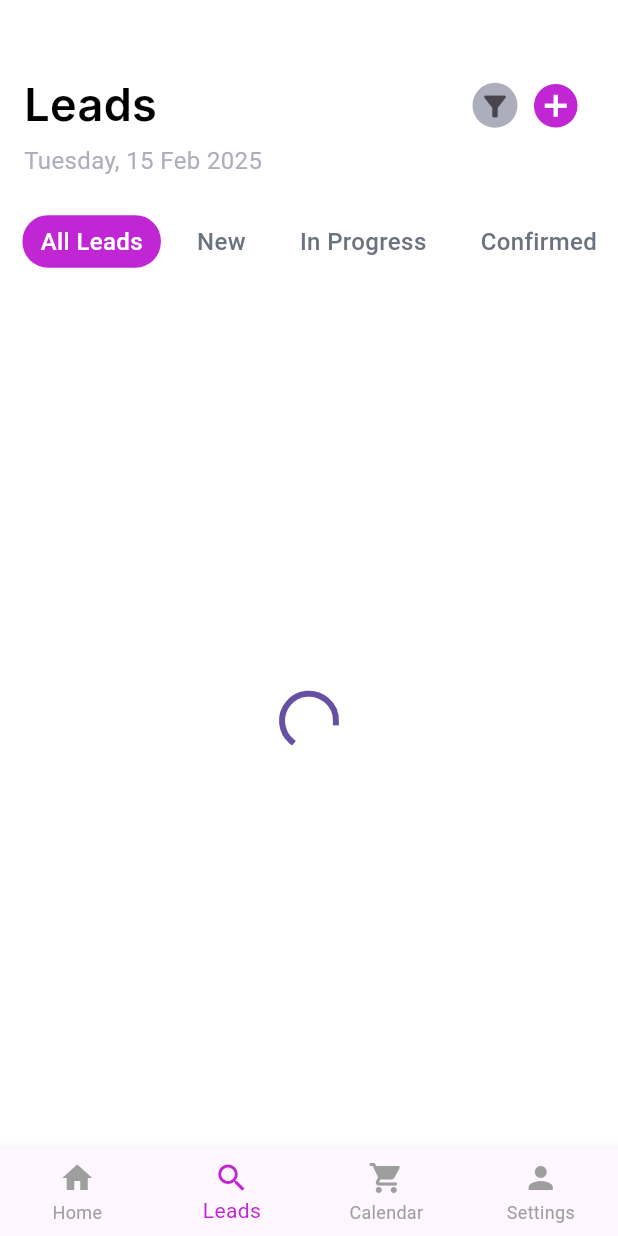
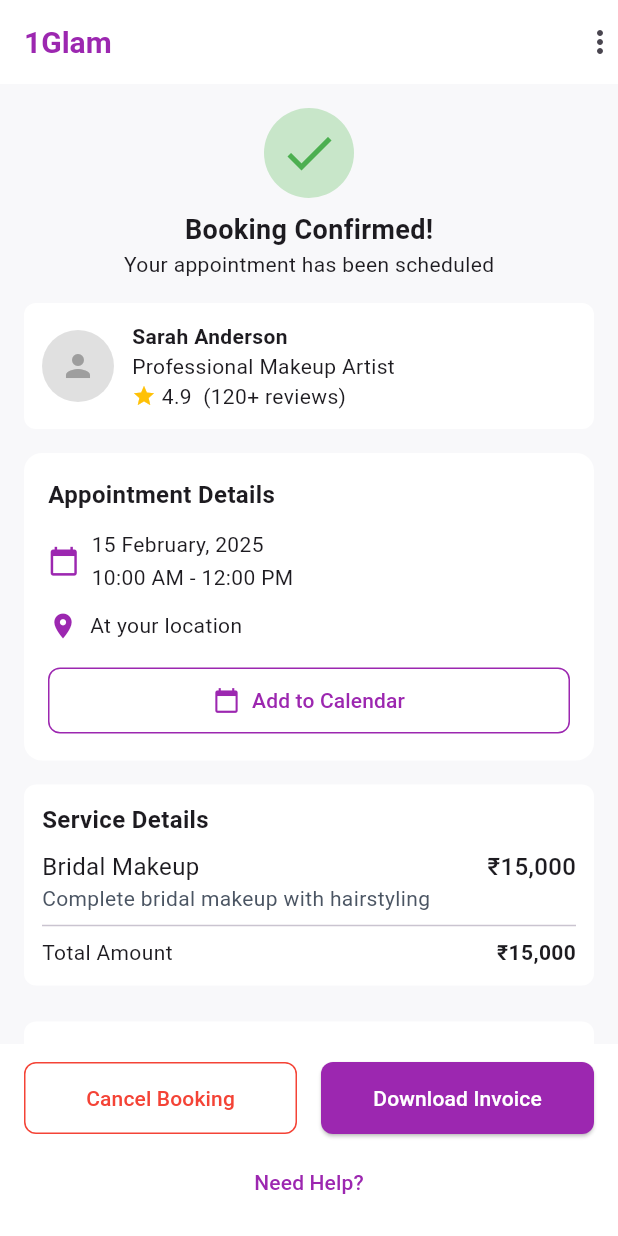
Before and after one commit to Chinmayverma1602/1glam, a Flutter app: the first screen one second after launch, on a phone screen of 412 x 824 dp. Run offline on Flutter 3.47's test engine with Material 3 defaults, Android fonts, the light colour scheme and no system bars; our stand-ins replace cloud_firestore, dropdown_textfield, firebase_auth, firebase_core, flutter_svg, font_awesome_flutter and 11 more; missing offline and left inert: flutter_facebook_auth, switcher_button; accounts and stored records are empty; project files that could hold a hidden picture were left out.

Commit message:
made the confirm booking screen"

```diff
--- a/lib/main.dart
+++ b/lib/main.dart
@@ -2,6 +2,7 @@ import 'package:firebase_core/firebase_core.dart';
 import 'package:flutter/material.dart';
 import 'package:get/get.dart';
 import 'package:glam1/firebase_options.dart';
+import 'package:glam1/screens/ConfirmBooking.dart';
 import 'package:glam1/screens/EditBookingScreen.dart';
 import 'package:glam1/screens/LoginScreen.dart';
 import 'package:glam1/screens/NewEstimatePage.dart';
@@ -32,7 +33,7 @@ void main() async {
 
 Future<String> getInitialRoute() async {
   SharedPreferences prefs = await SharedPreferences.getInstance();
-  return prefs.getString('user_email') != null ? '/home' : '/leads';
+  return prefs.getString('user_email') != null ? '/home' : '/newPage';
 }
 
 class MyApp extends StatelessWidget {
@@ -65,6 +66,7 @@ class MyApp extends StatelessWidget {
         GetPage(name: '/EstimatePage', page: () => const EstimateScreen()),
         GetPage(name: '/newInvoicePgae', page: () => const NewInvoicePage()),
         GetPage(name: '/ShowInvoice', page: () => const InvoiceScreen()),
+        GetPage(name: '/newPage', page: () =>  BookingConfirmationScreen()),
       ],
     );
   }
--- /dev/null
+++ b/lib/screens/ConfirmBooking.dart
@@ -0,0 +1,369 @@
+import 'package:flutter/material.dart';
+
+class BookingConfirmationScreen extends StatelessWidget {
+  @override
+  Widget build(BuildContext context) {
+    return Scaffold(
+      backgroundColor: Color.fromARGB(255, 248, 248, 250),
+      appBar: AppBar(
+        title: Text(
+          "1Glam",
+          style: TextStyle(
+            fontSize: 20,
+            fontWeight: FontWeight.bold,
+            color: Colors.purple,
+          ),
+        ),
+        actions: [Icon(Icons.more_vert)],
+        backgroundColor: Colors.white,
+      ),
+      body: Column(
+        children: [
+          Expanded(
+            child: SingleChildScrollView(
+              child: Padding(
+                padding: const EdgeInsets.all(16.0),
+                child: Column(
+                  crossAxisAlignment: CrossAxisAlignment.start,
+                  children: [
+                    Center(
+                      child: Column(
+                        children: [
+                          Container(
+                            decoration: BoxDecoration(
+                              shape: BoxShape.circle,
+                              color: Colors.green[100],
+                            ),
+                            padding: EdgeInsets.all(10),
+                            child: Icon(
+                              Icons.check,
+                              color: Colors.green,
+                              size: 40,
+                            ),
+                          ),
+                          SizedBox(height: 8),
+                          Text(
+                            "Booking Confirmed!",
+                            style: TextStyle(
+                              fontSize: 18,
+                              fontWeight: FontWeight.bold,
+                            ),
+                          ),
+                          Text("Your appointment has been scheduled"),
+                        ],
+                      ),
+                    ),
+                    SizedBox(height: 16),
+
+                    // Artist Details
+                    Container(
+                      padding: EdgeInsets.all(12),
+                      decoration: BoxDecoration(
+                        color: Colors.white,
+                        borderRadius: BorderRadius.circular(8),
+                      ),
+                      child: Row(
+                        children: [
+                          CircleAvatar(
+                            backgroundColor: Colors.grey[300],
+                            radius: 24,
+                            child: Icon(Icons.person, color: Colors.grey),
+                          ),
+                          SizedBox(width: 12),
+                          Column(
+                            crossAxisAlignment: CrossAxisAlignment.start,
+                            children: [
+                              Text(
+                                "Sarah Anderson",
+                                style: TextStyle(fontWeight: FontWeight.bold),
+                              ),
+                              Text("Professional Makeup Artist"),
+                              Row(
+                                children: [
+                                  Icon(Icons.star,
+                                      color: Colors.amber, size: 16),
+                                  Text(" 4.9  (120+ reviews)"),
+                                ],
+                              ),
+                            ],
+                          ),
+                        ],
+                      ),
+                    ),
+                    SizedBox(height: 16),
+
+                    // Appointment Details
+                    Container(
+                      padding: EdgeInsets.all(16),
+                      decoration: BoxDecoration(
+                        color: Colors.white,
+                        borderRadius: BorderRadius.circular(12),
+                      ),
+                      child: Column(
+                        crossAxisAlignment: CrossAxisAlignment.start,
+                        children: [
+                          Text(
+                            "Appointment Details",
+                            style: TextStyle(
+                                fontSize: 16, fontWeight: FontWeight.bold),
+                          ),
+                          SizedBox(height: 12),
+                          Row(
+                            crossAxisAlignment: CrossAxisAlignment.center,
+                            children: [
+                              Icon(Icons.calendar_today,
+                                  size: 21, color: Colors.purple),
+                              SizedBox(width: 8),
+                              Column(
+                                crossAxisAlignment: CrossAxisAlignment.start,
+                                children: [
+                                  Text(
+                                    "15 February, 2025",
+                                    style: TextStyle(fontSize: 14),
+                                  ),
+                                  SizedBox(height: 2),
+                                  Text(
+                                    "10:00 AM - 12:00 PM",
+                                    style: TextStyle(fontSize: 14),
+                                  ),
+                                ],
+                              ),
+                            ],
+                          ),
+                          SizedBox(height: 12),
+                          Row(
+                            children: [
+                              Icon(Icons.location_on,
+                                  size: 20, color: Colors.purple),
+                              SizedBox(width: 8),
+                              Text(
+                                "At your location",
+                                style: TextStyle(fontSize: 14),
+                              ),
+                            ],
+                          ),
+                          SizedBox(height: 16),
+                          SizedBox(
+                            width: double.infinity,
+                            child: OutlinedButton.icon(
+                              onPressed: () {},
+                              icon: Icon(Icons.calendar_today,
+                                  color: Colors.purple, size: 18),
+                              label: Text(
+                                "Add to Calendar",
+                                style: TextStyle(
+                                    fontSize: 14, color: Colors.purple),
+                              ),
+                              style: OutlinedButton.styleFrom(
+                                padding: EdgeInsets.symmetric(vertical: 12),
+                                side: BorderSide(color: Colors.purple),
+                                shape: RoundedRectangleBorder(
+                                  borderRadius: BorderRadius.circular(8),
+                                ),
+                              ),
+                            ),
+                          ),
+                        ],
+                      ),
+                    ),
+                    SizedBox(height: 16),
+
+                    // Service Details
+                    Container(
+                      padding: EdgeInsets.all(12),
+                      decoration: BoxDecoration(
+                        color: Colors.white,
+                        borderRadius: BorderRadius.circular(8),
+                      ),
+                      child: Column(
+                        crossAxisAlignment: CrossAxisAlignment.start,
+                        children: [
+                          Text("Service Details",
+                              style: TextStyle(
+                                  fontSize: 16, fontWeight: FontWeight.w600)),
+                          SizedBox(height: 8),
+                          Row(
+                            mainAxisAlignment: MainAxisAlignment.spaceBetween,
+                            children: [
+                              Text("Bridal Makeup",
+                                  style: TextStyle(
+                                      fontSize: 16,
+                                      fontWeight: FontWeight.w400)),
+                              Text("₹15,000",
+                                  style: TextStyle(
+                                      fontSize: 16,
+                                      fontWeight: FontWeight.w500)),
+                            ],
+                          ),
+                          Text("Complete bridal makeup with hairstyling",
+                              style: TextStyle(
+                                  color: Color(0xff4B5563),
+                                  fontSize: 14,
+                                  fontWeight: FontWeight.w400)),
+                          Divider(),
+                          Row(
+                            mainAxisAlignment: MainAxisAlignment.spaceBetween,
+                            children: [
+                              Text("Total Amount",
+                                  style: TextStyle(
+                                      fontSize: 14,
+                                      fontWeight: FontWeight.w400)),
+                              Text("₹15,000",
+                                  style: TextStyle(
+                                      fontSize: 14,
+                                      fontWeight: FontWeight.w600)),
+                            ],
+                          ),
+                        ],
+                      ),
+                    ),
+                    SizedBox(height: 24),
+
+                    // Recommended Products
+                    Container(
+                      width: double.infinity,
+                      padding: EdgeInsets.all(12),
+                      decoration: BoxDecoration(
+                        color: Colors.white,
+                        borderRadius: BorderRadius.circular(8),
+                      ),
+                      child: Column(
+                        crossAxisAlignment: CrossAxisAlignment.start,
+                        children: [
+                          Text("Recommended Products",
+                              style: TextStyle(
+                                  fontSize: 18, fontWeight: FontWeight.bold)),
+                          SizedBox(height: 12),
+                          SingleChildScrollView(
+                            scrollDirection: Axis.horizontal,
+                            child: Row(
+                              children: [
+                                _buildProductCard("Long-wear Foundation",
+                                    "assets/foundation.jpg"),
+                                SizedBox(width: 12),
+                                _buildProductCard(
+                                    "Matte Lipstick", "assets/lipstick.jpg"),
+                              ],
+                            ),
+                          ),
+                        ],
+                      ),
+                    ),
+                    SizedBox(height: 80), // Extra space for bottom buttons
+                  ],
+                ),
+              ),
+            ),
+          ),
+
+          // Fixed Bottom Buttons
+          Container(
+            color: Colors.white,
+            padding: EdgeInsets.symmetric(horizontal: 16, vertical: 12),
+            child: Column(
+              children: [
+                Row(
+                  mainAxisAlignment: MainAxisAlignment.spaceBetween,
+                  children: [
+                    Expanded(
+                      child: OutlinedButton(
+                        onPressed: () {},
+                        style: OutlinedButton.styleFrom(
+                          foregroundColor: Colors.red,
+                          side: BorderSide(color: Colors.red),
+                          padding: EdgeInsets.symmetric(vertical: 14),
+                          shape: RoundedRectangleBorder(
+                            borderRadius: BorderRadius.circular(8),
+                          ),
+                        ),
+                        child: Text("Cancel Booking"),
+                      ),
+                    ),
+                    SizedBox(width: 16),
+                    Expanded(
+                      child: ElevatedButton(
+                        onPressed: () {},
+                        style: ElevatedButton.styleFrom(
+                          backgroundColor: Colors.purple,
+                          foregroundColor: Colors.white,
+                          padding: EdgeInsets.symmetric(vertical: 14),
+                          shape: RoundedRectangleBorder(
+                            borderRadius: BorderRadius.circular(8),
+                          ),
+                        ),
+                        child: Text("Download Invoice"),
+                      ),
+                    ),
+                  ],
+                ),
+                SizedBox(height: 8),
+                TextButton(
+                  onPressed: () {},
+                  child: Text(
+                    "Need Help?",
+                    style: TextStyle(
+                      color: Colors.purple,
+                      fontSize: 14,
+                      fontWeight: FontWeight.w500,
+                    ),
+                  ),
+                ),
+              ],
+            ),
+          ),
+        ],
+      ),
+    );
+  }
+
+  Widget _buildProductCard(String productName, String imagePath) {
+    return Container(
+      width: 150,
+      decoration: BoxDecoration(
+        color: Colors.white,
+        borderRadius: BorderRadius.circular(8),
+        boxShadow: [
+          BoxShadow(
+            color: Colors.grey.withOpacity(0.2),
+            spreadRadius: 1,
+            blurRadius: 5,
+            offset: Offset(0, 2),
+          ),
+        ],
+      ),
+      child: Column(
+        crossAxisAlignment: CrossAxisAlignment.start,
+        children: [
+          Container(
+            height: 120,
+            color: Colors.grey[200],
+            child: Center(
+              child: Text("Sample Image", style: TextStyle(color: Colors.grey)),
+            ),
+          ), // <-- Added missing closing bracket here
+          Padding(
+            padding: EdgeInsets.all(8),
+            child: Column(
+              crossAxisAlignment:
+                  CrossAxisAlignment.start, // Ensures text alignment
+              children: [
+                Text(productName,
+                    style: TextStyle(fontWeight: FontWeight.bold)),
+                SizedBox(height: 8),
+                ElevatedButton(
+                  onPressed: () {},
+                  style: ElevatedButton.styleFrom(
+                    backgroundColor: Colors.purple,
+                    foregroundColor: Colors.white,
+                    minimumSize: Size(double.infinity, 36),
+                  ),
+                  child: Text("Add to Cart"),
+                ),
+              ],
+            ),
+          ),
+        ],
+      ),
+    );
+  }
+}
```
